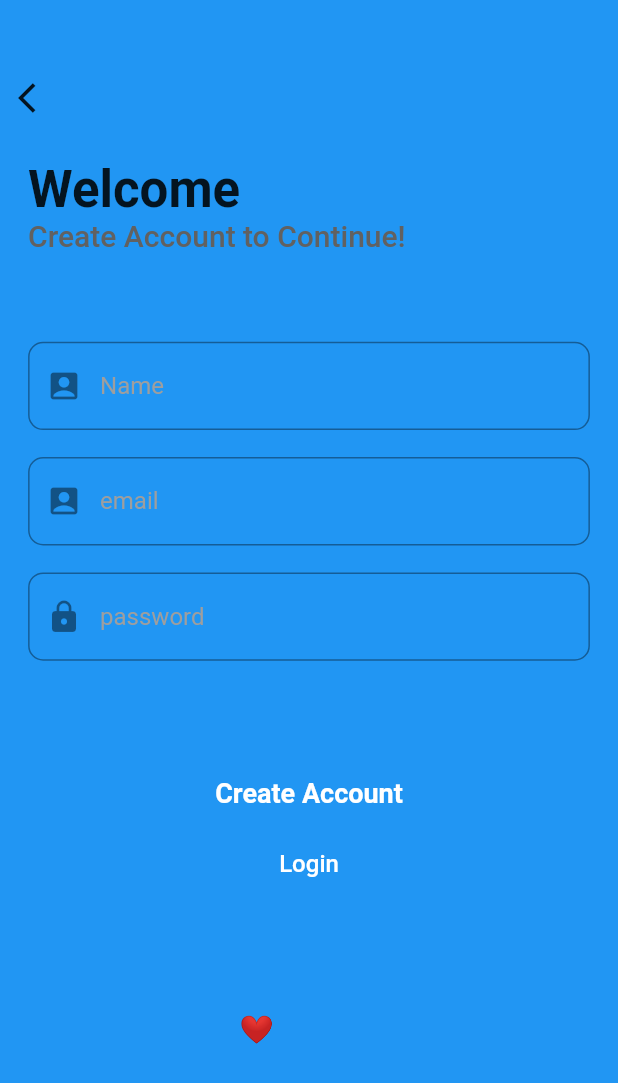
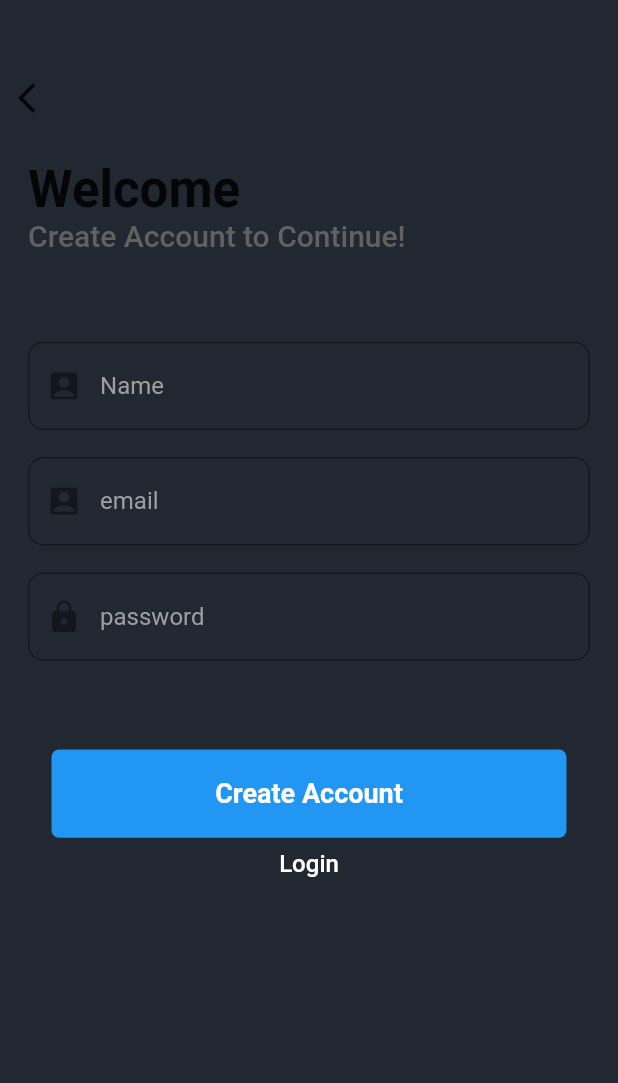
Before and after one commit to Saransh29/AgriMan, a Flutter app: the screen it shows after launch, after a tap on "Create Account", on a phone screen of 412 x 824 dp. Shown: the top 1083 px of the screen. Run offline on Flutter 3.47's test engine with Material 2 defaults, Android fonts, the phone set to English and light mode, and no system bars; our stand-ins replace cloud_firestore, firebase_auth, firebase_core, flutter_switch, flutter_typeahead, google_fonts and 1 more; accounts and stored records are empty.

Commit message:
theme and UI changes

```diff
--- a/lib/NewAuth/createacc.dart
+++ b/lib/NewAuth/createacc.dart
@@ -1,6 +1,7 @@
 import 'auth.dart';
 import 'package:flutter/material.dart';
 import 'package:agriman/home_page.dart';
+import 'package:agriman/theme.dart';
 
 class CreateAccount extends StatefulWidget {
   @override
@@ -18,7 +19,7 @@ class _CreateAccountState extends State<CreateAccount> {
     final size = MediaQuery.of(context).size;
 
     return Scaffold(
-      backgroundColor: Colors.blue,
+      backgroundColor: primColors.back,
       body: isLoading
           ? Center(
               child: Container(
@@ -112,7 +113,7 @@ class _CreateAccountState extends State<CreateAccount> {
                     // width: size.width / 2,
                     alignment: Alignment.center,
                     child: Text(
-                      "Made with ❤ by Saransh Bibiyan",
+                      "",
                       style: TextStyle(
                         color: Colors.blue,
                         fontSize: size.height / 45,
--- a/lib/NewAuth/loginscreen.dart
+++ b/lib/NewAuth/loginscreen.dart
@@ -1,3 +1,5 @@
+import 'package:agriman/theme.dart';
+
 import 'auth.dart';
 import 'package:flutter/material.dart';
 import 'package:agriman/home_page.dart';
@@ -17,7 +19,7 @@ class _LoginScreenState extends State<LoginScreen> {
     final size = MediaQuery.of(context).size;
 
     return Scaffold(
-      backgroundColor: Colors.blue,
+      backgroundColor: Color.fromARGB(255, 43, 50, 62),
       body: isLoading
           ? Center(
               child: Container(
@@ -41,22 +43,36 @@ class _LoginScreenState extends State<LoginScreen> {
                   SizedBox(
                     height: size.height / 35,
                   ),
+                  // Container(
+                  //   alignment: Alignment.topCenter,
+                  //   height: size.height / 4,
+                  //   // width: size.width / 1.1,
+                  //   child: Image.asset(
+                  //     "assets/images/img.png",
+                  //     fit: BoxFit.cover,
+                  //   ),
+                  // ),
                   Container(
-                    alignment: Alignment.topCenter,
-                    height: size.height / 4,
-                    // width: size.width / 1.1,
-                    child: Image.asset(
-                      "assets/images/img.png",
-                      fit: BoxFit.cover,
+                    width: size.width / 1.11,
+                    alignment: Alignment.center,
+                    child: Text(
+                      "AGRIMAN",
+                      style: TextStyle(
+                        color: primColors.primary,
+                        fontSize: 34,
+                        fontWeight: FontWeight.bold,
+                      ),
                     ),
                   ),
                   // Container(
-                  //   width: size.width / 1.11,
+                  //   // width: size.width / 2,
+                  //   alignment: Alignment.center,
                   //   child: Text(
-                  //     "Welcome",
+                  //     "Made with ❤ by Saransh Bibiyan",
                   //     style: TextStyle(
-                  //       fontSize: 34,
-                  //       fontWeight: FontWeight.bold,
+                  //       color: Colors.blue,
+                  //       fontSize: size.height / 45,
+                  //       fontWeight: FontWeight.w500,
                   //     ),
                   //   ),
                   // ),
@@ -72,7 +88,7 @@ class _LoginScreenState extends State<LoginScreen> {
                   //   ),
                   // ),
                   SizedBox(
-                    height: size.height / 40,
+                    height: size.height / 7,
                   ),
                   Container(
                     width: size.width,
@@ -100,7 +116,7 @@ class _LoginScreenState extends State<LoginScreen> {
                     child: const Text(
                       "Create Account",
                       style: TextStyle(
-                        color: Colors.blue,
+                        color: primColors.primary,
                         fontSize: 16,
                         fontWeight: FontWeight.bold,
                       ),
@@ -109,18 +125,18 @@ class _LoginScreenState extends State<LoginScreen> {
                   SizedBox(
                     height: size.height / 10,
                   ),
-                  Container(
-                    // width: size.width / 2,
-                    alignment: Alignment.center,
-                    child: Text(
-                      "Made with ❤ by Saransh Bibiyan",
-                      style: TextStyle(
-                        color: Colors.blue,
-                        fontSize: size.height / 45,
-                        fontWeight: FontWeight.w500,
-                      ),
-                    ),
-                  ),
+                  // Container(
+                  //   // width: size.width / 2,
+                  //   alignment: Alignment.center,
+                  //   child: Text(
+                  //     "Made with ❤ by Saransh Bibiyan",
+                  //     style: TextStyle(
+                  //       color: Colors.blue,
+                  //       fontSize: size.height / 45,
+                  //       fontWeight: FontWeight.w500,
+                  //     ),
+                  //   ),
+                  // ),
                 ],
               ),
             ),
@@ -159,7 +175,7 @@ class _LoginScreenState extends State<LoginScreen> {
         width: size.width / 1.2,
         decoration: BoxDecoration(
           borderRadius: BorderRadius.circular(5),
-          color: Colors.blue,
+          color: primColors.primary,
         ),
         alignment: Alignment.center,
         child: Text(
--- a/pubspec.yaml
+++ b/pubspec.yaml
@@ -39,6 +39,7 @@ dependencies:
   firebase_auth: ^3.4.2
   firebase_storage: ^10.3.2
   cloud_firestore: ^3.3.0
+  google_fonts: ^3.0.1
 
 
 
```
Also changed, not shown: pubspec.lock.
